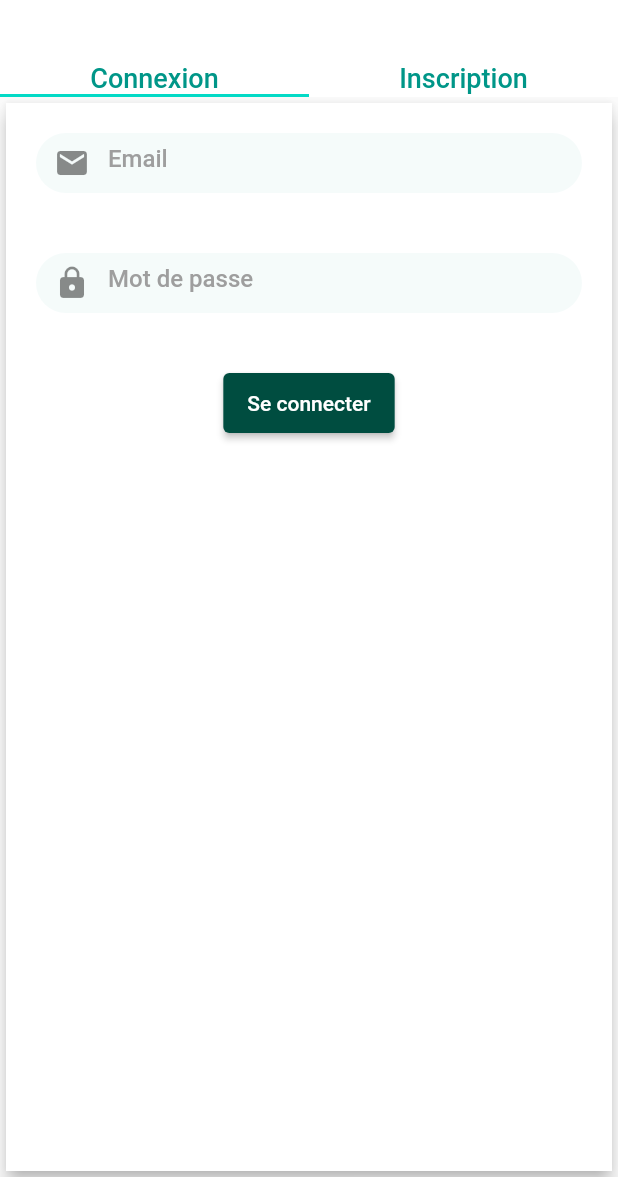
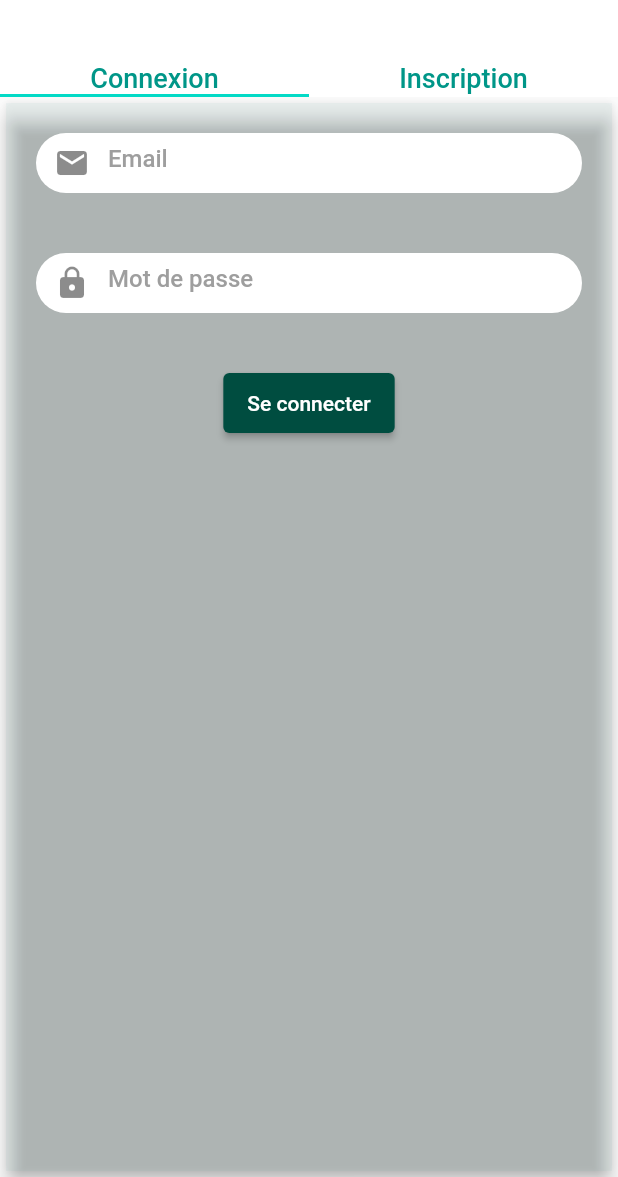
Before and after one commit to JaphetSamuel/songonOn, a Flutter app: the screen it shows after launch, after a tap on "Se connecter", on a phone screen of 412 x 824 dp, the part 59-1236 px from its top. Run offline on Flutter 3.47's test engine with Material 2 defaults, Android fonts, the phone set to English and light mode, and no system bars; our stand-ins replace get, iconsax, pocketbase, velocity_x; missing offline and left inert: mongo_dart; network calls fail; statements that could not run were skipped.

Commit message:
second commit

```diff
--- a/lib/app/components/article_tile.dart
+++ b/lib/app/components/article_tile.dart
@@ -29,7 +29,7 @@ class ArticleTile extends StatelessWidget {
         title: Text(article.source??'', style: Theme.of(context).textTheme.bodyMedium,),
         trailing: ClipRRect(
           borderRadius: BorderRadius.circular(10),
-            child: Image.network(article.imageUrl()!, fit: BoxFit.fill, height:100,width: 90,).box.roundedSM.make()),
+            child: Image.network(article.imageUrl()!, fit: BoxFit.fill, height:110,width: 100,).box.roundedSM.make()),
         subtitle: [
           Text(article.titre!, style: Theme.of(context).textTheme.titleMedium,),
           [
--- a/lib/app/components/home_banner.dart
+++ b/lib/app/components/home_banner.dart
@@ -1,15 +1,18 @@
 import 'package:flutter/material.dart';
 import 'package:pocketbase/pocketbase.dart';
 import 'package:songon_on/app/components/home_banner/views/home_banner_spot_view.dart';
+import 'package:songon_on/app/data/models/user_model.dart';
 import 'package:songon_on/app/data/providers/spot_provider.dart';
 import 'package:velocity_x/velocity_x.dart';
 import 'package:get/get.dart';
 
 class HomeBanner extends StatelessWidget {
   HomeBanner({Key? key}) : super(key: key);
-  PocketBase pb = Get.find<PocketBase>();
+  final PocketBase pb = Get.find<PocketBase>();
 
   final SpotProvider spotProvider = Get.find<SpotProvider>();
+
+  User get user => User.fromRecord(pb.authStore.model);
 
   @override
   Widget build(BuildContext context) {
@@ -47,13 +50,13 @@ class HomeBanner extends StatelessWidget {
     );
   }
 
-  bool isAuthenticated(){
+  Rx<bool> isAuthenticated(){
     print(pb.authStore.isValid);
-    return pb.authStore.isValid;
+    return pb.authStore.isValid.obs;
   }
 
   List<Widget> authZone(BuildContext context) {
-    return isAuthenticated()?  [
+    return isAuthenticated().value?  [
       Align(
         alignment: Alignment.topLeft,
         child: "Bienvenue !"
@@ -64,7 +67,7 @@ class HomeBanner extends StatelessWidget {
       ).px(8).py(5),
       Align(
         alignment: Alignment.topLeft,
-        child: "Japhet Agoua"
+        child: user.username!.toUpperCase()
             .text
             .size(20)
             .fontWeight(FontWeight.bold)
--- a/lib/app/data/providers/article_provider.dart
+++ b/lib/app/data/providers/article_provider.dart
@@ -23,7 +23,20 @@ class ArticleProvider extends GetConnect {
       page: 1,
       perPage: 25,
       filter: 'actif=true',
-      fields: 'id,titre,image,date_publication,source,collectionId, auteur,synopsys'
+      fields: 'id,titre,image,date_publication,source,collectionId, auteur,synopsys',
+      sort: '-created',
+    ).then((value) => liste = value.items.map((e) => Article.fromRecord(e)).toList());
+    return liste;
+  }
+
+  Future<List<Article>> getMostPopulars({int limit = 4})async{
+    var liste = <Article>[];
+    await pb.collection('article').getList(
+      page: 1,
+      perPage: limit,
+      filter: 'actif=true',
+      fields: 'id,titre,image,date_publication,source,collectionId, auteur,synopsys',
+      sort: 'popularite',
     ).then((value) => liste = value.items.map((e) => Article.fromRecord(e)).toList());
     return liste;
   }
--- a/lib/app/modules/actualite_list/views/actualite_list_view.dart
+++ b/lib/app/modules/actualite_list/views/actualite_list_view.dart
@@ -20,10 +20,16 @@ class ActualiteListView extends GetView<ActualiteListController> {
             title:
                 const Text('Actualités', style: TextStyle(color: Colors.white)),
             centerTitle: false,
-            actions: const [
+            actions: [
               IconButton(
+                  onPressed: () => controller.refresh(),
+                  icon: const Icon(
+                    Iconsax.refresh,
+                    color: Colors.white,
+                  )),
+              const IconButton(
                 onPressed: null,
-                icon: const Icon(
+                icon: Icon(
                   Iconsax.search_normal_1,
                   color: Colors.white,
                 ),
@@ -33,36 +39,40 @@ class ActualiteListView extends GetView<ActualiteListController> {
           return controller.articles.isEmpty
               ? const CircularProgressIndicator().centered()
               : ListView(children: [
-                  // Text(
-                  //   "A la une !",
-                  //   style: Theme.of(context).textTheme.titleLarge,
-                  // ).p(16),
                   VxSwiper(
                       autoPlay: true,
-                      items: controller.articles
+                      items: controller.mostPopulars
+                          .getRange(0, 4)
                           .map((article) => ClipRRect(
                                   borderRadius: BorderRadius.circular(10.0),
-                          child:Stack(
+                                  child: Stack(
                                     fit: StackFit.expand,
                                     children: [
-                          Image.network(article.imageUrl()!, fit: BoxFit.fill,),
+                                      Image.network(
+                                        article.imageUrl()!,
+                                        fit: BoxFit.fill,
+                                      ),
                                       Positioned(
                                         bottom: 0,
                                         left: 0,
                                         right: 0,
                                         child: ListTile(
-                              tileColor: Colors.black.withOpacity(0.5),
-                              title: article.source!.text.white.bold.make(),
-                              subtitle: article.synopsys!.text.white.make(),
+                                          title: article.source!.text.white.bold
+                                              .make(),
+                                          subtitle: article.synopsys!.text.white
+                                              .make(),
                                         ),
                                       )
                                     ],
                                   ))
+                              .pOnly(top: 5, left: 2, right: 2)
                               .box
-                              .px12
                               .rounded
                               .make())
                           .toList()),
+                  const SizedBox(
+                    height: 20,
+                  ),
                   for (var article in controller.articles)
                     ArticleCard(article: article),
                   for (var article in controller.articles)
--- a/lib/app/modules/auth/controllers/auth_controller.dart
+++ b/lib/app/modules/auth/controllers/auth_controller.dart
@@ -22,9 +22,8 @@ class AuthController extends GetxController {
     bool isconnected = await userProvider.login(emailController.text, passwordController.text);
 
     if(isconnected) {
+      Get.back();
       Get.snackbar("Succès", "Connexion réussie");
-      Get.offAllNamed('/home');
-      Get.toNamed('/home',preventDuplicates: false);
     } else {
       Get.snackbar("Erreur", "Une erreur est survenue lors de la connexion");
     }
--- a/lib/app/modules/profile/views/profile_view.dart
+++ b/lib/app/modules/profile/views/profile_view.dart
@@ -10,6 +10,13 @@ class ProfileView extends GetView<ProfileController> {
   @override
   Widget build(BuildContext context) {
     return VStack( [
+      ListTile(
+        title: const Text("Créer une activité"),
+        trailing: const Icon(Icons.store_mall_directory_outlined),
+        onTap: () {
+        },
+      ),
+        Divider(),
         ListTile(
           title: const Text("Déconnexion"),
           trailing: const Icon(Icons.logout),
--- a/lib/utils/style/my_theme.dart
+++ b/lib/utils/style/my_theme.dart
@@ -5,8 +5,8 @@ class MyTheme {
   static ThemeData get lightTheme {
     return ThemeData(
       colorScheme: ColorScheme.light(
-        background:Colors.white ,
-        surface: Colors.teal.withOpacity(0.04),
+        background:Colors.teal.withOpacity(0.04) ,
+        surface: Colors.white,
         primary: Colors.teal.shade900,
         onSurface: Colors.black,
           onSecondary: Colors.white,
```
Also changed, not shown: lib/app/components/article_card.dart (+4 -4 lines), lib/app/modules/actualite_list/controllers/actualite_list_controller.dart (+12 -3 lines). Lines whose indentation alone changed are shown as unchanged.
